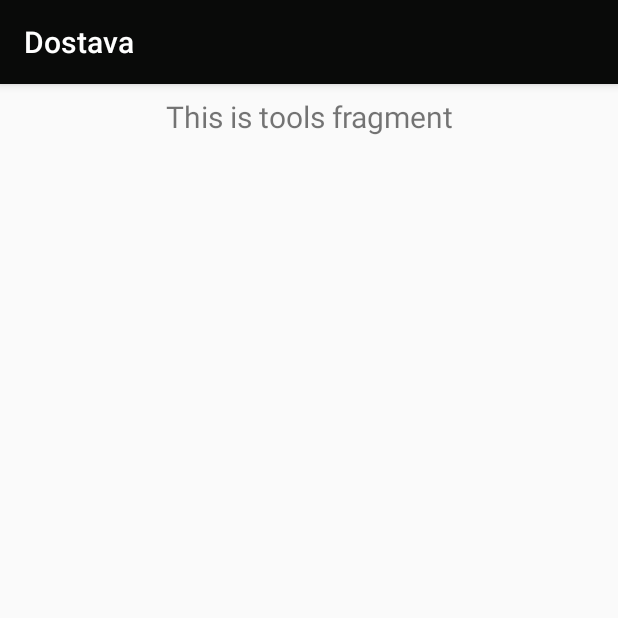
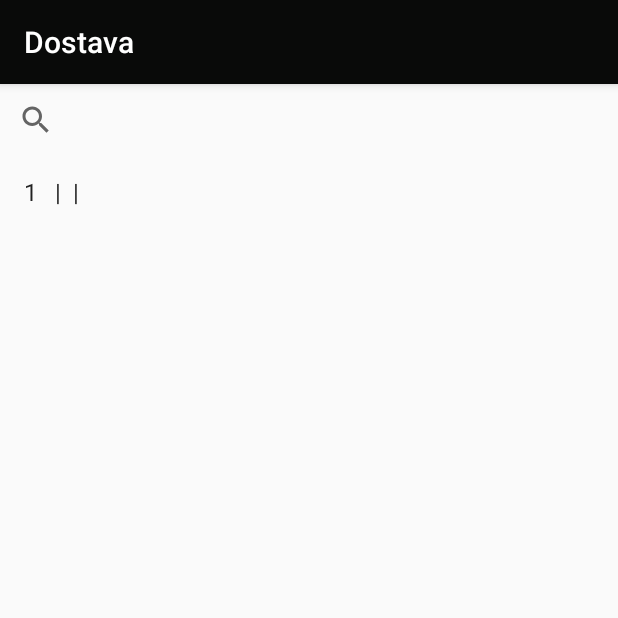
Before and after one commit to dakoni44/SokoviMajkaPriroda, an Android app: the fragment ToolsFragment shown on its own in the app's theme, on a phone screen of 412 x 824 dp, the top half of it. Run offline under Robolectric (Android 15) with nearby library versions, the phone set to English and light mode, and no system bars.

Commit message:
Third commit

```diff
--- a/app/src/main/java/com/example/dostava/ItemInfo.java
+++ b/app/src/main/java/com/example/dostava/ItemInfo.java
@@ -71,6 +71,8 @@ public class ItemInfo extends AppCompatActivity {
             tv6.setText("Broj sokova: " + users.get(position).getSokovi());
             TextView tv7 = findViewById(R.id.textView8);
             tv7.setText("Cena 1 soka: " + users.get(position).getCena());
+            TextView tv10 = findViewById(R.id.tvZaPlacanje);
+            tv10.setText("Za Uplatu: " + Double.parseDouble(users.get(position).getCena())*Double.parseDouble(users.get(position).getSokovi()));
             TextView tv8 = findViewById(R.id.textView9);
             tv8.setText("Isporuceno: " + users.get(position).getDobio());
         }
--- a/app/src/main/java/com/example/dostava/MainActivity.java
+++ b/app/src/main/java/com/example/dostava/MainActivity.java
@@ -38,7 +38,7 @@ public class MainActivity extends AppCompatActivity {
         // menu should be considered as top level destinations.
         mAppBarConfiguration = new AppBarConfiguration.Builder(
                 R.id.nav_dodaj, R.id.nav_ispisi, R.id.nav_izbrisi,
-                R.id.nav_grad,R.id.nav_datum,R.id.nav_pazar,R.id.nav_maxP, R.id.nav_oznaci, R.id.nav_obrisiL)
+                R.id.nav_pretrazi,R.id.nav_pazar,R.id.nav_maxP, R.id.nav_oznaci, R.id.nav_obrisiL)
                 .setDrawerLayout(drawer)
                 .build();
         NavController navController = Navigation.findNavController(this, R.id.nav_host_fragment);
--- a/app/src/main/java/com/example/dostava/ui/tools/ToolsFragment.java
+++ b/app/src/main/java/com/example/dostava/ui/tools/ToolsFragment.java
@@ -1,35 +1,103 @@
 package com.example.dostava.ui.tools;
 
+import android.content.Intent;
+import android.database.Cursor;
 import android.os.Bundle;
 import android.view.LayoutInflater;
+import android.view.Menu;
+import android.view.MenuInflater;
+import android.view.MenuItem;
 import android.view.View;
 import android.view.ViewGroup;
+import android.widget.AdapterView;
+import android.widget.ArrayAdapter;
+import android.widget.ListAdapter;
+import android.widget.ListView;
+import android.widget.SearchView;
 import android.widget.TextView;
+import android.widget.Toast;
 
 import androidx.annotation.Nullable;
 import androidx.annotation.NonNull;
+import androidx.core.view.MenuItemCompat;
 import androidx.fragment.app.Fragment;
 import androidx.lifecycle.Observer;
 import androidx.lifecycle.ViewModelProviders;
 
+import com.example.dostava.DatabaseHelper;
+import com.example.dostava.ItemInfo;
 import com.example.dostava.R;
+
+import java.util.ArrayList;
 
 public class ToolsFragment extends Fragment {
 
     private ToolsViewModel toolsViewModel;
+    DatabaseHelper mDatabaseHelper;
+    ArrayList<String> users=new ArrayList<>();
+    ListView lwItems;
+    SearchView searchView;
 
     public View onCreateView(@NonNull LayoutInflater inflater,
                              ViewGroup container, Bundle savedInstanceState) {
         toolsViewModel =
                 ViewModelProviders.of(this).get(ToolsViewModel.class);
         View root = inflater.inflate(R.layout.fragment_tools, container, false);
-        final TextView textView = root.findViewById(R.id.text_tools);
         toolsViewModel.getText().observe(this, new Observer<String>() {
             @Override
             public void onChanged(@Nullable String s) {
-                textView.setText(s);
             }
         });
         return root;
     }
+    @Override
+    public void onViewCreated(@NonNull View view, @Nullable Bundle savedInstanceState) {
+        super.onViewCreated(view, savedInstanceState);
+
+        searchView=view.findViewById(R.id.item_search);
+        lwItems = view.findViewById(R.id.lvItems3);
+        mDatabaseHelper=new DatabaseHelper(getContext());
+
+        Cursor data=mDatabaseHelper.getListContents();
+        if(data.getCount()==0){
+            Toast.makeText(getContext(),"Trenutno nema korisnika",Toast.LENGTH_SHORT).show();
+        }else{
+            while(data.moveToNext()){
+                users.add(data.getString(0)+" "+data.getString(1)+" "+data.getString(2)+" | "+
+                        data.getString(4)+" | "+data.getString(5));
+                ListAdapter adapter=new ArrayAdapter<>(getContext(),android.R.layout.simple_list_item_1,users);
+                lwItems.setAdapter(adapter);
+            }
+        }
+        lwItems.setOnItemClickListener(new AdapterView.OnItemClickListener() {
+            @Override
+            public void onItemClick(AdapterView<?> parent, View view, int position, long id) {
+                Intent i = new Intent(getContext(), ItemInfo.class);
+                i.putExtra("position", position);
+                startActivity(i);
+            }
+        });
+        searchView.setOnQueryTextListener(new SearchView.OnQueryTextListener() {
+            @Override
+            public boolean onQueryTextSubmit(String query) {
+                return false;
+            }
+
+            @Override
+            public boolean onQueryTextChange(String newText) {
+                ArrayList<String> users2 = new ArrayList<>();
+
+                for(String user: users){
+                    if(user.toLowerCase().contains(newText.toLowerCase())){
+                        users2.add(user);
+                    }
+                }
+                ArrayAdapter<String> adapter=new ArrayAdapter(getContext(),android.R.layout.simple_list_item_1,users2);
+                lwItems.setAdapter(adapter);
+                return true;
+            }
+        });
+    }
+
+
 }
--- a/app/src/main/res/layout/fragment_tools.xml
+++ b/app/src/main/res/layout/fragment_tools.xml
@@ -1,19 +1,15 @@
 <?xml version="1.0" encoding="utf-8"?>
-<androidx.constraintlayout.widget.ConstraintLayout xmlns:android="http://schemas.android.com/apk/res/android"
+<LinearLayout xmlns:android="http://schemas.android.com/apk/res/android"
     xmlns:app="http://schemas.android.com/apk/res-auto"
     android:layout_width="match_parent"
-    android:layout_height="match_parent">
-
-    <TextView
-        android:id="@+id/text_tools"
-        android:layout_width="match_parent"
-        android:layout_height="wrap_content"
-        android:layout_marginStart="8dp"
-        android:layout_marginTop="8dp"
-        android:layout_marginEnd="8dp"
-        android:textAlignment="center"
-        android:textSize="20sp"
-        app:layout_constraintEnd_toEndOf="parent"
-        app:layout_constraintStart_toStartOf="parent"
-        app:layout_constraintTop_toTopOf="parent" />
-</androidx.constraintlayout.widget.ConstraintLayout>
+    android:layout_height="match_parent"
+    android:orientation="vertical">
+<SearchView
+    android:id="@+id/item_search"
+    android:layout_width="wrap_content"
+    android:layout_height="wrap_content"/>
+    <ListView
+        android:id="@+id/lvItems3"
+        android:layout_width="wrap_content"
+        android:layout_height="wrap_content" />
+</LinearLayout>
--- a/app/src/main/res/menu/main.xml
+++ b/app/src/main/res/menu/main.xml
@@ -1,9 +1,5 @@
 <?xml version="1.0" encoding="utf-8"?>
 <menu xmlns:android="http://schemas.android.com/apk/res/android"
     xmlns:app="http://schemas.android.com/apk/res-auto">
-    <item
-        android:id="@+id/action_settings"
-        android:orderInCategory="100"
-        android:title="@string/action_settings"
-        app:showAsAction="never" />
+
 </menu>
--- a/app/src/main/res/values/strings.xml
+++ b/app/src/main/res/values/strings.xml
@@ -5,7 +5,7 @@
     <string name="nav_header_title">Sokovi Majka Priroda</string>
     <string name="nav_header_subtitle">Preljina</string>
     <string name="nav_header_desc">Navigation header</string>
-    <string name="action_settings">Settings</string>
+    <string name="item_search">Search</string>
 
     <string name="menu_dodaj">Dodaj korisnika</string>
     <string name="menu_ispisi">Ispisi korisnike</string>
@@ -13,6 +13,7 @@
     <string name="menu_izbrisi">Izbrisi korisnika</string>
     <string name="menu_grad">Grad za dostavu</string>
     <string name="menu_datum">Datum dostave</string>
+    <string name="menu_pretrazi">Pretrazi korisnike</string>
     <string name="menu_pazar">Pazar za dati dan</string>
     <string name="menu_maxP">Najveca porudzbina</string>
     <string name="menu_oznaci">Oznaci dostavljenog</string>
```
Also changed, not shown: app/src/main/java/com/example/dostava/ui/datum/DatumFragment.java (deleted, +0 -39 lines), app/src/main/java/com/example/dostava/ui/datum/DatumViewModel.java (deleted, +0 -7 lines), app/src/main/res/drawable/ic_search.xml (added, +9 -0 lines), app/src/main/res/layout/datum_fragment.xml (deleted, +0 -20 lines), app/src/main/res/layout/item_information.xml (+26 -18 lines), app/src/main/res/menu/activity_main_drawer.xml (+3 -7 lines), app/src/main/res/navigation/mobile_navigation.xml (+2 -7 lines).
